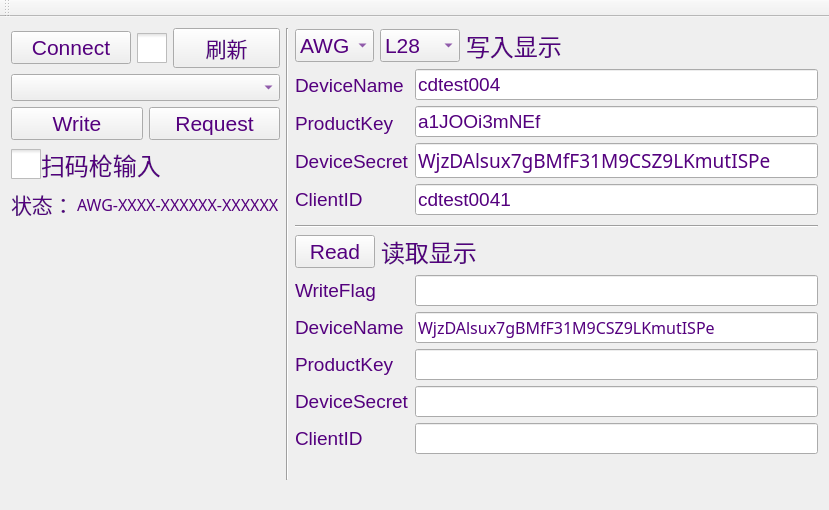
This is mainwindow.ui in seblee/TQ_SN as Qt 5 draws it before an edit. The edited form follows.
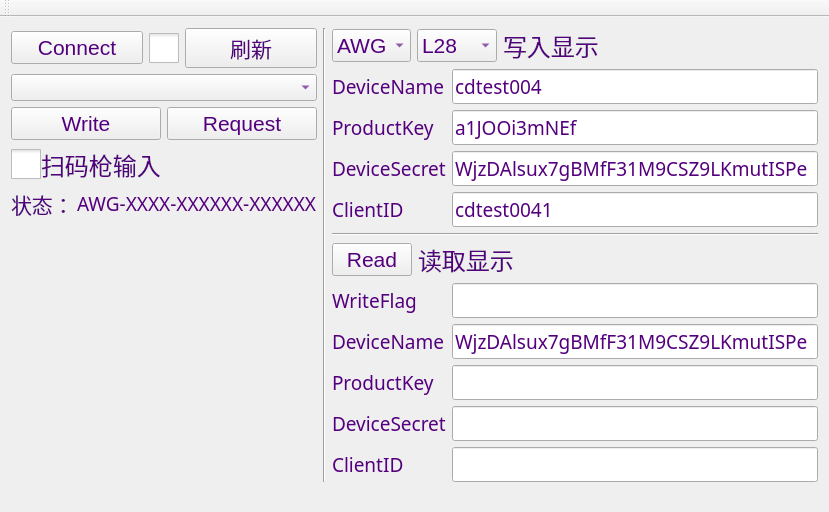
This is the edited form. Icons and pictures are not drawn.

Commit message: change display font

What changed in the file:
```diff
--- a/mainwindow.ui
+++ b/mainwindow.ui
@@ -180,9 +180,14 @@
           <property name="font">
            <font>
             <family>Source Code Pro</family>
-            <pointsize>12</pointsize>
+            <pointsize>14</pointsize>
+            <weight>50</weight>
+            <bold>false</bold>
            </font>
           </property>
+          <property name="focusPolicy">
+           <enum>Qt::StrongFocus</enum>
+          </property>
           <property name="text">
            <string>AWG-XXXX-XXXXXX-XXXXXX</string>
           </property>
@@ -289,10 +294,13 @@
              <widget class="QLabel" name="label">
               <property name="font">
                <font>
-                <family>Arial</family>
+                <family>Source Code Pro</family>
                 <pointsize>14</pointsize>
                </font>
               </property>
+              <property name="focusPolicy">
+               <enum>Qt::StrongFocus</enum>
+              </property>
               <property name="text">
                <string>DeviceName</string>
               </property>
@@ -302,10 +310,13 @@
              <widget class="QLabel" name="label_2">
               <property name="font">
                <font>
-                <family>Arial</family>
+                <family>Source Code Pro</family>
                 <pointsize>14</pointsize>
                </font>
               </property>
+              <property name="focusPolicy">
+               <enum>Qt::StrongFocus</enum>
+              </property>
               <property name="text">
                <string>ProductKey</string>
               </property>
@@ -315,10 +326,13 @@
              <widget class="QLabel" name="label_3">
               <property name="font">
                <font>
-                <family>Arial</family>
+                <family>Source Code Pro</family>
                 <pointsize>14</pointsize>
                </font>
               </property>
+              <property name="focusPolicy">
+               <enum>Qt::StrongFocus</enum>
+              </property>
               <property name="text">
                <string>DeviceSecret</string>
               </property>
@@ -328,10 +342,13 @@
              <widget class="QLabel" name="label_4">
               <property name="font">
                <font>
-                <family>Arial</family>
+                <family>Source Code Pro</family>
                 <pointsize>14</pointsize>
                </font>
               </property>
+              <property name="focusPolicy">
+               <enum>Qt::StrongFocus</enum>
+              </property>
               <property name="text">
                <string>ClientID</string>
               </property>
@@ -351,7 +368,7 @@
               </property>
               <property name="font">
                <font>
-                <family>Arial</family>
+                <family>Source Code Pro</family>
                 <pointsize>14</pointsize>
                </font>
               </property>
@@ -367,7 +384,7 @@
              <widget class="QLineEdit" name="lineEdit_writeProductKey">
               <property name="font">
                <font>
-                <family>Arial</family>
+                <family>Source Code Pro</family>
                 <pointsize>14</pointsize>
                </font>
               </property>
@@ -399,7 +416,7 @@
              <widget class="QLineEdit" name="lineEdit_writeClientID">
               <property name="font">
                <font>
-                <family>Arial</family>
+                <family>Source Code Pro</family>
                 <pointsize>14</pointsize>
                </font>
               </property>
@@ -488,10 +505,13 @@
            <widget class="QLabel" name="label_13">
             <property name="font">
              <font>
-              <family>Arial</family>
+              <family>Source Code Pro</family>
               <pointsize>14</pointsize>
              </font>
             </property>
+            <property name="focusPolicy">
+             <enum>Qt::StrongFocus</enum>
+            </property>
             <property name="text">
              <string>WriteFlag</string>
             </property>
@@ -501,10 +521,13 @@
            <widget class="QLabel" name="label_11">
             <property name="font">
              <font>
-              <family>Arial</family>
+              <family>Source Code Pro</family>
               <pointsize>14</pointsize>
              </font>
             </property>
+            <property name="focusPolicy">
+             <enum>Qt::StrongFocus</enum>
+            </property>
             <property name="text">
              <string>DeviceName</string>
             </property>
@@ -514,10 +537,13 @@
            <widget class="QLabel" name="label_9">
             <property name="font">
              <font>
-              <family>Arial</family>
+              <family>Source Code Pro</family>
               <pointsize>14</pointsize>
              </font>
             </property>
+            <property name="focusPolicy">
+             <enum>Qt::StrongFocus</enum>
+            </property>
             <property name="text">
              <string>ProductKey</string>
             </property>
@@ -527,10 +553,13 @@
            <widget class="QLabel" name="label_10">
             <property name="font">
              <font>
-              <family>Arial</family>
+              <family>Source Code Pro</family>
               <pointsize>14</pointsize>
              </font>
             </property>
+            <property name="focusPolicy">
+             <enum>Qt::StrongFocus</enum>
+            </property>
             <property name="text">
              <string>DeviceSecret</string>
             </property>
@@ -540,10 +569,13 @@
            <widget class="QLabel" name="label_12">
             <property name="font">
              <font>
-              <family>Arial</family>
+              <family>Source Code Pro</family>
               <pointsize>14</pointsize>
              </font>
             </property>
+            <property name="focusPolicy">
+             <enum>Qt::StrongFocus</enum>
+            </property>
             <property name="text">
              <string>ClientID</string>
             </property>
@@ -569,7 +601,7 @@
             </property>
             <property name="font">
              <font>
-              <family>Arial</family>
+              <family>Source Code Pro</family>
               <pointsize>14</pointsize>
              </font>
             </property>
@@ -601,7 +633,7 @@
             <property name="font">
              <font>
               <family>Source Code Pro</family>
-              <pointsize>12</pointsize>
+              <pointsize>14</pointsize>
               <weight>50</weight>
               <bold>false</bold>
              </font>
@@ -633,7 +665,7 @@
             </property>
             <property name="font">
              <font>
-              <family>Arial</family>
+              <family>Source Code Pro</family>
               <pointsize>14</pointsize>
              </font>
             </property>
@@ -661,7 +693,7 @@
             </property>
             <property name="font">
              <font>
-              <family>Arial</family>
+              <family>Source Code Pro</family>
               <pointsize>14</pointsize>
              </font>
             </property>
@@ -689,7 +721,7 @@
             </property>
             <property name="font">
              <font>
-              <family>Arial</family>
+              <family>Source Code Pro</family>
               <pointsize>14</pointsize>
              </font>
             </property>
```
